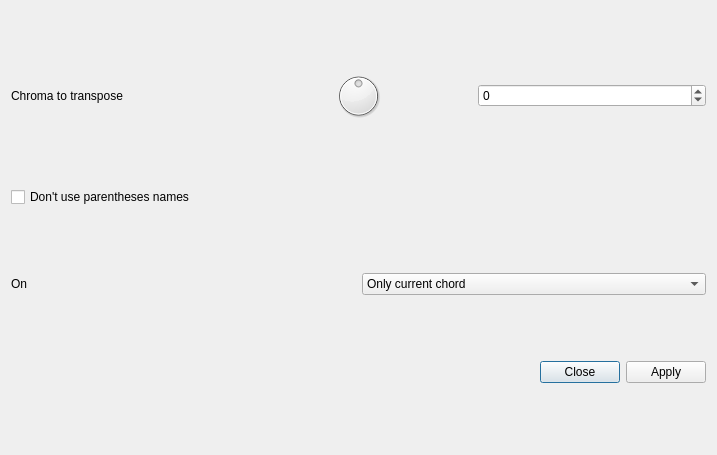
The window that chordv-0.1/src/dialogtranspose.ui (jpcima/chordv) describes before a commit, drawn with Qt 5.
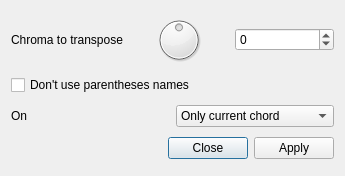
The same window after the commit.

What changed in the file:
```diff
--- a/chordv-0.1/src/dialogtranspose.ui
+++ b/chordv-0.1/src/dialogtranspose.ui
@@ -6,8 +6,8 @@
    <rect>
     <x>0</x>
     <y>0</y>
-    <width>717</width>
-    <height>455</height>
+    <width>345</width>
+    <height>176</height>
    </rect>
   </property>
   <property name="windowTitle">
```
